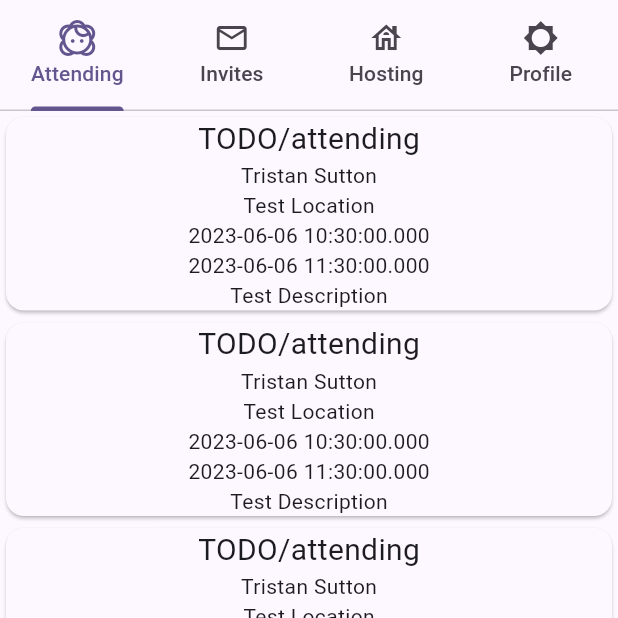
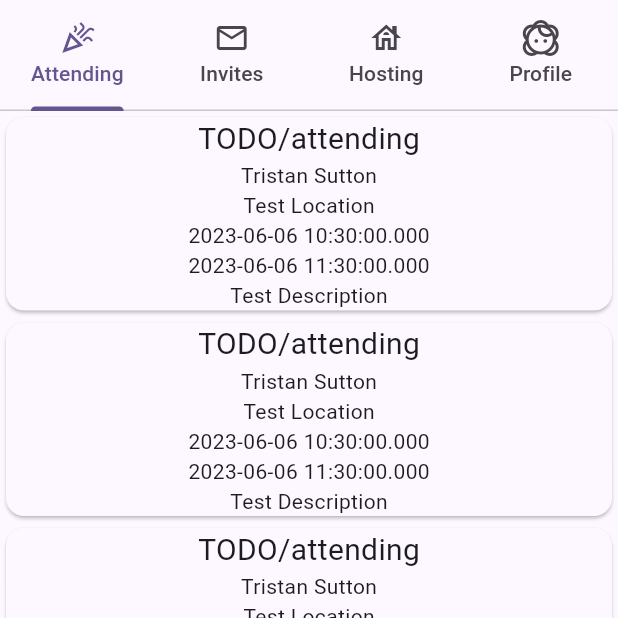
Before and after one commit to relf108/outvite, a Flutter app: the screen it shows after launch, on a phone screen of 412 x 824 dp, the top half of it. Run offline on Flutter 3.47's test engine with Material 2 defaults, Android fonts, the phone set to English and light mode, and no system bars.

Commit message:
mod icon

```diff
--- a/lib/main.dart
+++ b/lib/main.dart
@@ -24,7 +24,7 @@ class OutviteState extends State<Outvite> {
         ),
         home: const NavBar(items: [
           [
-            Icon(Icons.face_2_outlined),
+            Icon(Icons.celebration_outlined),
             'Attending',
             Center(
                 child: Row(
@@ -57,7 +57,7 @@ class OutviteState extends State<Outvite> {
             ]),
           ],
           [
-            Icon(Icons.brightness_5_sharp),
+            Icon(Icons.face_2_outlined),
             'Profile',
             Center(child: Text('Profile'))
           ],
```
Also changed, not shown: 1 other file.
